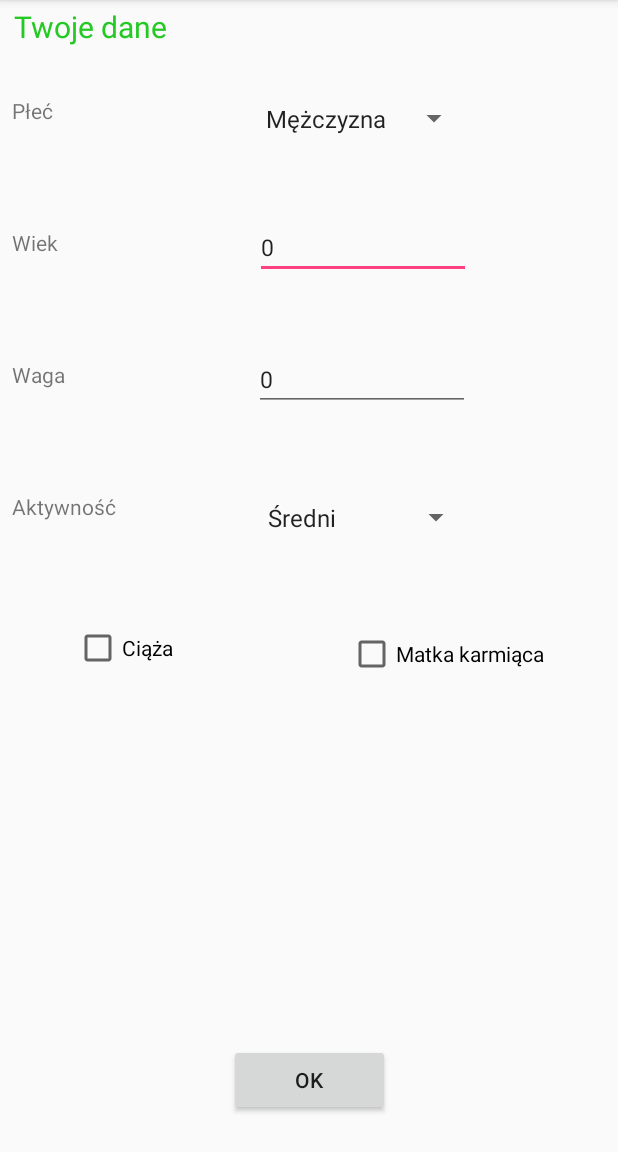
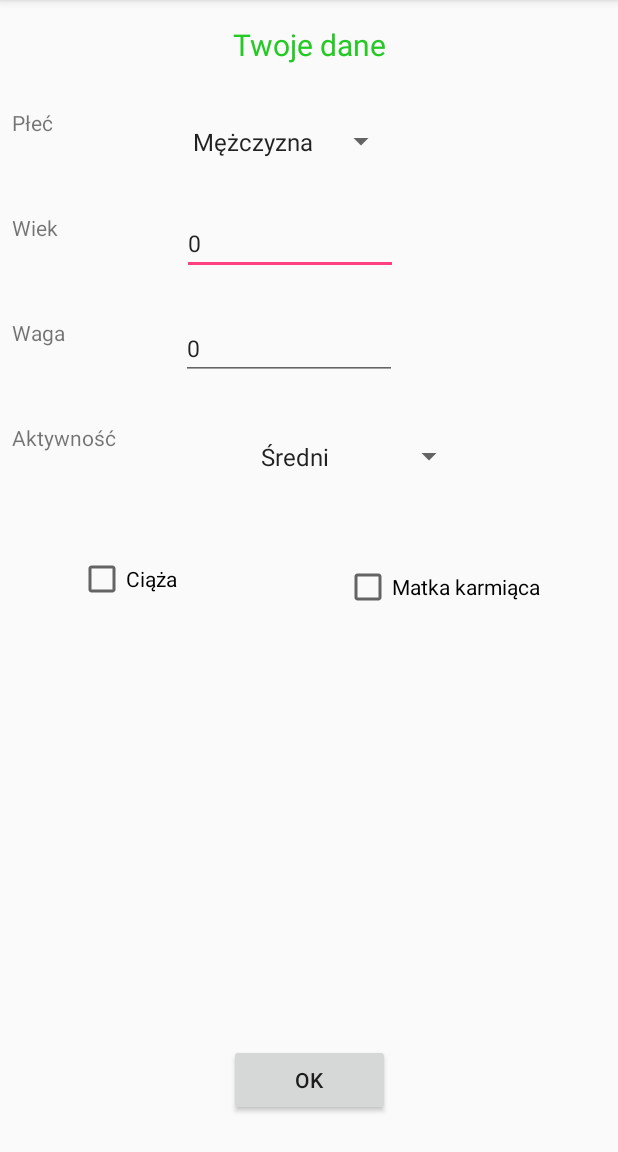
Before and after one commit to basiar/Woda, an Android app: the screen it shows after launch (GetUserData), after a tap on "Twoje dane", on a phone screen of 412 x 824 dp, the part 84-1236 px from its top. Run offline under Robolectric (Android 15) with nearby library versions, the phone set to English and light mode, and no system bars; 2 other taps on this screen came first.

Commit message:
ProgressBar,DailyHyd,Graph Fix

```diff
--- a/app/src/main/java/com/example/projekt/woda/DataBase.java
+++ b/app/src/main/java/com/example/projekt/woda/DataBase.java
@@ -43,10 +43,10 @@ public class DataBase extends SQLiteOpenHelper
     @Override
     public void onCreate(SQLiteDatabase db)
     {
-        db.execSQL(" CREATE TABLE "+TABLE_NAME1+" ("+COL1+" INTEGER PRIMARY KEY AUTOINCREMENT, "+COL2+" TEXT NOT NULL, "+COL3+" INTEGER NOT NULL, "+COL4+ " INTEGER NOT NULL, "+COL5+" INTEGER NOT NULL, "+COL6+" INTEGER NOT NULL, "+COL10+" INTEGER NOT NULL);");   //, "+COL10+" TEXT NOT NULL);");
+        db.execSQL(" CREATE TABLE "+TABLE_NAME1+" ("+COL1+" INTEGER PRIMARY KEY AUTOINCREMENT, "+COL2+" TEXT NOT NULL, "+COL3+" INTEGER NOT NULL, "+COL4+ " INTEGER NOT NULL, "+COL5+" INTEGER NOT NULL, "+COL6+" INTEGER NOT NULL, "+COL10+" INTEGER NOT NULL);");
         db.execSQL(" CREATE TABLE "+TABLE_NAME2+" ("+COL1+" INTEGER PRIMARY KEY AUTOINCREMENT, "+COL7+" TEXT NOT NULL, "+COL8+" INTEGER NOT NULL, "+COL9+" INTEGER NOT NULL);");
         db.execSQL(" CREATE TABLE "+TABLE_NAME3+" ("+COL1+" INTEGER PRIMARY KEY AUTOINCREMENT, "+COL7+" INTEGER NOT NULL, "+COL3+" INTEGER NOT NULL);");
-        db.execSQL(" CREATE TABLE "+TABLE_NAME4+" ("+COL1+" INTEGER PRIMARY KEY AUTOINCREMENT, "+COL11+" INTEGER NOT NULL, "+COL12+" INTEGER NOT NULL, "+COL13+" TEXT NOT NULL, "+COL14+" TEXT NOT NULL);");
+        db.execSQL(" CREATE TABLE "+TABLE_NAME4+" ("+COL1+" INTEGER PRIMARY KEY AUTOINCREMENT, "+COL11+" INTEGER NOT NULL, "+COL12+" INTEGER NOT NULL, "+COL13+" TEXT NOT NULL, "+COL14+" TEXT NOT NULL, "+COL9+" INTEGER NOT NULL);");
     }
 
     @Override
@@ -110,7 +110,7 @@ public class DataBase extends SQLiteOpenHelper
         DateFormat dateFormat = new SimpleDateFormat("EEEE dd MMMM");
         Date date = new Date();
         con.put(COL7,(dateFormat.format(date)));
-        con.put(COL3, Hydration.getHyd());
+        con.put(COL9, Hydration.getHyd());
         //dodac nawodnienie z danego dnia-w sensie ile komus sie udalo wypic
         result=db.insert(TABLE_NAME2, null, con);
         if(result==-1)
@@ -123,7 +123,7 @@ public class DataBase extends SQLiteOpenHelper
         }
     }
 
-    public boolean insert_Daily_Data(int Progress, String Drinks, String Desc, int Img)
+    public boolean insert_Daily_Data(int Progress, String Drinks, String Desc, int Img, int NeededHyd)
     {
         long result;
         SQLiteDatabase db=this.getWritableDatabase();
@@ -132,6 +132,7 @@ public class DataBase extends SQLiteOpenHelper
         con.put(COL12, Img);
         con.put(COL13, Drinks);
         con.put(COL14, Desc);
+        con.put(COL9, NeededHyd);
         result =db.insert(TABLE_NAME4, null, con);
         if(result==-1)
         {
@@ -146,6 +147,12 @@ public class DataBase extends SQLiteOpenHelper
     public Cursor getUserData(){
         SQLiteDatabase db = this.getWritableDatabase();
         Cursor cur = db.rawQuery("select * from "+TABLE_NAME1,null);
+        return cur;
+    }
+
+    public Cursor getHydration(){
+        SQLiteDatabase db = this.getWritableDatabase();
+        Cursor cur = db.rawQuery("select * from "+TABLE_NAME2,null);
         return cur;
     }
 
--- a/app/src/main/java/com/example/projekt/woda/Hydration.java
+++ b/app/src/main/java/com/example/projekt/woda/Hydration.java
@@ -8,7 +8,7 @@ import android.app.Application;
 
 public class Hydration extends Application
 {
-    private static double hyd = 2500;
+    private static double hyd;
     public static double getHyd() {
         return hyd;
     }
--- a/app/src/main/java/com/example/projekt/woda/MainPage.java
+++ b/app/src/main/java/com/example/projekt/woda/MainPage.java
@@ -1,10 +1,11 @@
 package com.example.projekt.woda;
 
+import android.content.Context;
 import android.content.Intent;
 import android.database.Cursor;
+import android.graphics.Color;
 import android.os.Bundle;
 import android.support.design.widget.FloatingActionButton;
-import android.support.design.widget.Snackbar;
 import android.support.v7.app.AlertDialog;
 import android.util.Log;
 import android.view.View;
@@ -30,36 +31,57 @@ import java.util.Date;
 
 public class MainPage extends AppCompatActivity implements NavigationView.OnNavigationItemSelectedListener
 {
-    User user = new User();
     GlobalDataBase globalDataBase = new GlobalDataBase(this);
-    Hydration hydration = new Hydration();
-    private static double dailyHydration = 0;
-    private static double percent;
+    static double dailyHydration;
+    static double dailyNeedHydration;
+    static double percent;
     ProgressBar hydrationBar;
 
-    final ArrayList<String> drinks = new ArrayList<String>();
-    final ArrayList<String> desc = new ArrayList<String>();
-    final ArrayList<Integer> img = new ArrayList<Integer>();
+    ArrayList<String> drinks = new ArrayList<String>();
+    ArrayList<String> desc = new ArrayList<String>();
+    ArrayList<Integer> img = new ArrayList<Integer>();
 
     Cursor cursor;
+    ListView listView;
+
+    Button _200;
+    Button _250;
+    Button _500;
+    Button _1000;
+    Button _1500;
 
     @Override
     protected void onCreate(Bundle savedInstanceState)
     {
+        Log.v("user onCreate","OnCreate");
         super.onCreate(savedInstanceState);
         setContentView(R.layout.activity_main_page);
         Toolbar toolbar = (Toolbar) findViewById(R.id.toolbar);
         setSupportActionBar(toolbar);
 
-        hydrationBar = (ProgressBar) findViewById(R.id.HydrationBar);
-
-        //Wczytanie z BD dzienny stan nawodnienia
+        //Get daily data hydration get drom DB
         cursor = GlobalDataBase.getDb().getDailyData();
         while (cursor.moveToNext()){
-            hydrationBar.setProgress(cursor.getInt(1));
             drinks.add(cursor.getString(3));
             desc.add(cursor.getString(4));
             img.add(cursor.getInt(2));
+            dailyHydration = cursor.getInt(1);
+            dailyNeedHydration = (cursor.getInt(5));
+            Log.v("user daily H from DB", String.valueOf(cursor.getInt(1)));
+            Log.v("user daily NH from DB", String.valueOf(cursor.getInt(5)));
+        }
+
+        //Hydration Bar set onCreate
+        hydrationBar = findViewById(R.id.HydrationBar);
+        hydrationBar.setScaleY(3f);
+        hydrationBar.getProgressDrawable().setColorFilter(
+                Color.BLUE, android.graphics.PorterDuff.Mode.SRC_IN);
+        if(cursor.getCount() == 0){
+            hydrationBar.setProgress(0);
+            dailyNeedHydration = Hydration.getHyd();
+        }
+        else {
+            hydrationBar.setProgress((int)((dailyHydration/dailyNeedHydration)*100));
         }
 
         //Rozwijanie/zwijanie menu
@@ -72,7 +94,7 @@ public class MainPage extends AppCompatActivity implements NavigationView.OnNavi
         navigationView.setNavigationItemSelectedListener(this);
 
         //Wyswietlenie listy wypitych napojow
-        final ListView listView = (ListView) findViewById(R.id.status_ListView);
+        listView = (ListView) findViewById(R.id.status_ListView);
         StatusListView statusListView = new StatusListView(this,drinks,desc,img);
         listView.setAdapter(statusListView);
 
@@ -99,11 +121,11 @@ public class MainPage extends AppCompatActivity implements NavigationView.OnNavi
                 final AlertDialog dialog = builder.create();
                 dialog.show();
 
-                Button _200 = (Button) view1.findViewById(R.id.b200);
-                Button _250 = (Button) view1.findViewById(R.id.b250);
-                Button _500 = (Button) view1.findViewById(R.id.b500);
-                Button _1000 = (Button) view1.findViewById(R.id.b1000);
-                Button _1500 = (Button) view1.findViewById(R.id.b1500);
+                _200 = (Button) view1.findViewById(R.id.b200);
+                _250 = (Button) view1.findViewById(R.id.b250);
+                _500 = (Button) view1.findViewById(R.id.b500);
+                _1000 = (Button) view1.findViewById(R.id.b1000);
+                _1500 = (Button) view1.findViewById(R.id.b1500);
 
                 _200.setOnClickListener(new View.OnClickListener(){
                     @Override
@@ -112,12 +134,13 @@ public class MainPage extends AppCompatActivity implements NavigationView.OnNavi
                         desc.add("200 ml");
                         img.add(R.drawable.water2);
                         dailyHydration+=200;
-                        percent = (dailyHydration / hydration.getHyd())*100;
+                        percent = (dailyHydration / dailyNeedHydration)*100;
                         hydrationBar.setProgress((int) percent);
                         listView.invalidateViews();
                         dialog.dismiss();
-                        Log.v("hydration", String.valueOf(dailyHydration));
-                        Log.v("hyd precent", String.valueOf((int)percent));
+                        Log.v("log hydration(daily)", String.valueOf(dailyHydration));
+                        Log.v("log hydration(precent)", String.valueOf((int)percent));
+                        Log.v("log hydration(getHyd)", String.valueOf(Hydration.getHyd()));
                     }
                 });
                 _250.setOnClickListener(new View.OnClickListener(){
@@ -127,10 +150,11 @@ public class MainPage extends AppCompatActivity implements NavigationView.OnNavi
                         desc.add("250 ml");
                         img.add(R.drawable.water2);
                         dailyHydration+=250;
-                        percent = (dailyHydration / hydration.getHyd())*100;
+                        percent = (dailyHydration / dailyNeedHydration)*100;
                         hydrationBar.setProgress((int) percent);
-                        Log.v("hydration", String.valueOf(dailyHydration));
-                        Log.v("hyd precent", String.valueOf((int)percent));
+                        Log.v("log hydration", String.valueOf(dailyHydration));
+                        Log.v("log hyd precent", String.valueOf((int)percent));
+                        Log.v("log hydration(getHyd)", String.valueOf(Hydration.getHyd()));
                         listView.invalidateViews();
                         dialog.dismiss();
                     }
@@ -142,12 +166,12 @@ public class MainPage extends AppCompatActivity implements NavigationView.OnNavi
                         desc.add("500 ml (0,5l)");
                         img.add(R.drawable.water2);
                         dailyHydration+=500;
-                        percent = (dailyHydration / hydration.getHyd())*100;
+                        percent = (dailyHydration / dailyNeedHydration)*100;
                         hydrationBar.setProgress((int) percent);
                         listView.invalidateViews();
                         dialog.dismiss();
-                        Log.v("hydration", String.valueOf(dailyHydration));
-                        Log.v("hyd precent", String.valueOf((int)percent));
+                        Log.v("log hydration", String.valueOf(dailyHydration));
+                        Log.v("log hyd precent", String.valueOf((int)percent));
                     }
                 });
                 _1000.setOnClickListener(new View.OnClickListener(){
@@ -157,7 +181,7 @@ public class MainPage extends AppCompatActivity implements NavigationView.OnNavi
                         desc.add("1000ml (1l)");
                         img.add(R.drawable.water2);
                         dailyHydration+=1000;
-                        percent = (dailyHydration / hydration.getHyd())*100;
+                        percent = (dailyHydration /dailyNeedHydration)*100;
                         hydrationBar.setProgress((int) percent);
                         listView.invalidateViews();
                         dialog.dismiss();
@@ -170,7 +194,7 @@ public class MainPage extends AppCompatActivity implements NavigationView.OnNavi
                         desc.add("1500 ml (1,5l)");
                         img.add(R.drawable.water2);
                         dailyHydration+=1500;
-                        percent = (dailyHydration / hydration.getHyd())*100;
+                        percent = (dailyHydration / dailyNeedHydration)*100;
                         hydrationBar.setProgress((int) percent);
                         listView.invalidateViews();
                         dialog.dismiss();
@@ -178,14 +202,6 @@ public class MainPage extends AppCompatActivity implements NavigationView.OnNavi
                 });
             }
         });
-    }
-
-    @Override
-    protected void onDestroy() {
-        super.onDestroy();
-        for (int i=0; i< drinks.size(); i++ ){
-            globalDataBase.getDb().insert_Daily_Data((int)percent,drinks.get(i),desc.get(i),img.get(i));
-        }
     }
 
     @Override
@@ -198,6 +214,68 @@ public class MainPage extends AppCompatActivity implements NavigationView.OnNavi
         else {
             super.onBackPressed();
         }
+        Log.v("user onBackPressed","onBackPressed");
+    }
+
+    @Override
+    protected void onPause() {
+        super.onPause();
+        Log.v("user onPause","=== OnPause ===");
+        //Save daily data hydration to DB onPause
+        cursor = GlobalDataBase.getDb().getDailyData();
+        for (int i=cursor.getCount(); i< drinks.size(); i++ ){
+            globalDataBase.getDb().insert_Daily_Data((int)dailyHydration,drinks.get(i),desc.get(i),img.get(i),(int)dailyNeedHydration);
+        }
+        drinks.removeAll(drinks);
+        desc.removeAll(desc);
+        img.removeAll(img);
+        dailyHydration = 0;
+    }
+
+    @Override
+    protected void onResume() {
+        Log.v("log user onResume","=== OnResume ===");
+        //Get daily data hydration from DB onResume
+        super.onResume();
+        drinks.removeAll(drinks);
+        desc.removeAll(desc);
+        img.removeAll(img);
+        cursor = GlobalDataBase.getDb().getDailyData();
+        while (cursor.moveToNext()){
+            dailyHydration = cursor.getInt(1);
+            drinks.add(cursor.getString(3));
+            desc.add(cursor.getString(4));
+            img.add(cursor.getInt(2));
+            dailyNeedHydration = (cursor.getInt(5));
+            Log.v("user C dailyH Resume", String.valueOf(cursor.getInt(1)));
+            Log.v("user H.getHyd() Resume", String.valueOf(Hydration.getHyd()));
+            Log.v("user C daily NeH Resume", String.valueOf(cursor.getInt(5)));
+        }
+        hydrationBar = findViewById(R.id.HydrationBar);
+        if(cursor.getCount() == 0){
+            hydrationBar.setProgress(0);
+            dailyNeedHydration = Hydration.getHyd();}
+        else{ hydrationBar.setProgress((int)((dailyHydration/dailyNeedHydration)*100)); }
+        Log.v("user progressbar", String.valueOf((int)((dailyHydration/dailyNeedHydration)*100)));
+        listView = (ListView) findViewById(R.id.status_ListView);
+        StatusListView statusListView = new StatusListView(this,drinks,desc,img);
+        listView.setAdapter(statusListView);
+    }
+
+    @Override
+    protected void onDestroy() {
+        super.onDestroy();
+        Log.v("log user onDestroy","=== OnDestroy ====");
+        //Save daily data hydration to DB onDestroy
+        Log.v("user dailyH Destroy", String.valueOf(dailyHydration));
+        cursor = GlobalDataBase.getDb().getDailyData();
+        for (int i=cursor.getCount(); i< drinks.size(); i++ ){
+            globalDataBase.getDb().insert_Daily_Data((int)dailyHydration,drinks.get(i),desc.get(i),img.get(i),(int) Hydration.getHyd());
+        }
+        drinks.removeAll(drinks);
+        desc.removeAll(desc);
+        img.removeAll(img);
+        dailyHydration = 0;
     }
 
     @Override
--- a/app/src/main/res/layout/get_user_data.xml
+++ b/app/src/main/res/layout/get_user_data.xml
@@ -11,13 +11,16 @@
         android:id="@+id/title"
         android:layout_width="wrap_content"
         android:layout_height="wrap_content"
-        android:layout_marginTop="4dp"
+        android:layout_marginEnd="8dp"
+        android:layout_marginLeft="8dp"
+        android:layout_marginRight="8dp"
+        android:layout_marginStart="8dp"
+        android:layout_marginTop="16dp"
         android:gravity="center_horizontal"
         android:text="Twoje dane"
         android:textColor="@color/kolor_zielony"
         android:textSize="20sp"
         app:layout_constraintEnd_toEndOf="parent"
-        app:layout_constraintHorizontal_bias="0.028"
         app:layout_constraintStart_toStartOf="parent"
         app:layout_constraintTop_toTopOf="parent" />
 
@@ -25,50 +28,52 @@
         android:id="@+id/gender"
         android:layout_width="wrap_content"
         android:layout_height="38dp"
+        android:layout_marginLeft="8dp"
         android:layout_marginStart="8dp"
-        android:layout_marginTop="64dp"
+        android:layout_marginTop="72dp"
         android:text="Płeć"
         app:layout_constraintStart_toStartOf="parent"
-        app:layout_constraintTop_toTopOf="parent"
-        android:layout_marginLeft="8dp" />
+        app:layout_constraintTop_toTopOf="parent" />
 
     <Spinner
         android:id="@+id/gender_choice"
         android:layout_width="144dp"
         android:layout_height="38dp"
         android:layout_marginEnd="8dp"
+        android:layout_marginLeft="8dp"
         android:layout_marginStart="8dp"
-        android:layout_marginTop="60dp"
+        android:layout_marginTop="32dp"
         android:entries="@array/gender_list"
         app:layout_constraintEnd_toEndOf="parent"
-        app:layout_constraintHorizontal_bias="0.583"
+        app:layout_constraintHorizontal_bias="0.356"
         app:layout_constraintStart_toEndOf="@+id/gender"
-        app:layout_constraintTop_toTopOf="parent" />
+        app:layout_constraintTop_toBottomOf="@+id/title" />
 
     <TextView
         android:id="@+id/age"
         android:layout_width="wrap_content"
         android:layout_height="38dp"
+        android:layout_marginLeft="8dp"
         android:layout_marginStart="8dp"
-        android:layout_marginTop="50dp"
+        android:layout_marginTop="32dp"
         android:text="Wiek"
         app:layout_constraintStart_toStartOf="parent"
-        app:layout_constraintTop_toBottomOf="@+id/gender"
-        android:layout_marginLeft="8dp" />
+        app:layout_constraintTop_toBottomOf="@+id/gender" />
 
     <EditText
         android:id="@+id/age_field"
         android:layout_width="144dp"
         android:layout_height="38dp"
         android:layout_marginEnd="8dp"
+        android:layout_marginLeft="8dp"
         android:layout_marginStart="8dp"
-        android:layout_marginTop="50dp"
+        android:layout_marginTop="32dp"
         android:ems="10"
         android:hint="lat"
         android:inputType="textPersonName"
         android:textSize="15sp"
         app:layout_constraintEnd_toEndOf="parent"
-        app:layout_constraintHorizontal_bias="0.577"
+        app:layout_constraintHorizontal_bias="0.349"
         app:layout_constraintStart_toEndOf="@+id/age"
         app:layout_constraintTop_toBottomOf="@+id/gender_choice" />
 
@@ -76,9 +81,9 @@
         android:id="@+id/weight"
         android:layout_width="wrap_content"
         android:layout_height="38dp"
+        android:layout_marginLeft="8dp"
         android:layout_marginStart="8dp"
-        android:layout_marginLeft="8dp"
-        android:layout_marginTop="50dp"
+        android:layout_marginTop="32dp"
         android:text="Waga"
         app:layout_constraintStart_toStartOf="parent"
         app:layout_constraintTop_toBottomOf="@+id/age" />
@@ -89,13 +94,13 @@
         android:layout_height="38dp"
         android:layout_marginEnd="8dp"
         android:layout_marginStart="8dp"
-        android:layout_marginTop="50dp"
+        android:layout_marginTop="32dp"
         android:ems="10"
         android:hint="kg"
         android:inputType="textPersonName"
         android:textSize="15sp"
         app:layout_constraintEnd_toEndOf="parent"
-        app:layout_constraintHorizontal_bias="0.567"
+        app:layout_constraintHorizontal_bias="0.331"
         app:layout_constraintStart_toEndOf="@+id/weight"
         app:layout_constraintTop_toBottomOf="@+id/age_field" />
 
@@ -103,9 +108,9 @@
         android:id="@+id/activity"
         android:layout_width="wrap_content"
         android:layout_height="38dp"
+        android:layout_marginLeft="8dp"
         android:layout_marginStart="8dp"
-        android:layout_marginLeft="8dp"
-        android:layout_marginTop="50dp"
+        android:layout_marginTop="32dp"
         android:text="Aktywność"
         app:layout_constraintDimensionRatio="1:1"
         app:layout_constraintStart_toStartOf="parent"
@@ -116,20 +121,20 @@
         android:layout_width="144dp"
         android:layout_height="38dp"
         android:layout_marginEnd="8dp"
-        android:layout_marginStart="16dp"
-        android:layout_marginTop="52dp"
+        android:layout_marginLeft="8dp"
+        android:layout_marginRight="8dp"
+        android:layout_marginStart="8dp"
+        android:layout_marginTop="32dp"
         app:layout_constraintEnd_toEndOf="parent"
         app:layout_constraintHorizontal_bias="0.462"
         app:layout_constraintStart_toEndOf="@+id/activity"
-        app:layout_constraintTop_toBottomOf="@+id/weight_field"
-        android:layout_marginLeft="16dp"
-        android:layout_marginRight="8dp" />
+        app:layout_constraintTop_toBottomOf="@+id/weight_field" />
 
     <CheckBox
         android:id="@+id/is_pregnant"
         android:layout_width="74dp"
         android:layout_height="27dp"
-        android:layout_marginEnd="8dp"
+        android:layout_marginLeft="8dp"
         android:layout_marginStart="8dp"
         android:layout_marginTop="52dp"
         android:text="Ciąża"
@@ -143,7 +148,7 @@
         android:layout_height="32dp"
         android:layout_marginEnd="8dp"
         android:layout_marginStart="60dp"
-        android:layout_marginTop="56dp"
+        android:layout_marginTop="52dp"
         android:text="Matka karmiąca"
         app:layout_constraintEnd_toEndOf="parent"
         app:layout_constraintStart_toEndOf="@+id/is_pregnant"
--- a/build.gradle
+++ b/build.gradle
@@ -7,7 +7,7 @@ buildscript {
         jcenter()
     }
     dependencies {
-        classpath 'com.android.tools.build:gradle:3.1.0'
+        classpath 'com.android.tools.build:gradle:3.1.2'
 
 
         // NOTE: Do not place your application dependencies here; they belong
```
Also changed, not shown: app/src/main/java/com/example/projekt/woda/Calendar.java (+4 -4 lines), app/src/main/java/com/example/projekt/woda/GetUserData.java (+21 -13 lines), app/src/main/java/com/example/projekt/woda/Statistics.java (+35 -8 lines), app/src/main/res/layout/app_bar_main_page.xml (+5 -3 lines), app/src/main/res/layout/content_main_page.xml (+5 -3 lines), app/src/main/res/layout/statistic.xml (+17 -5 lines).
